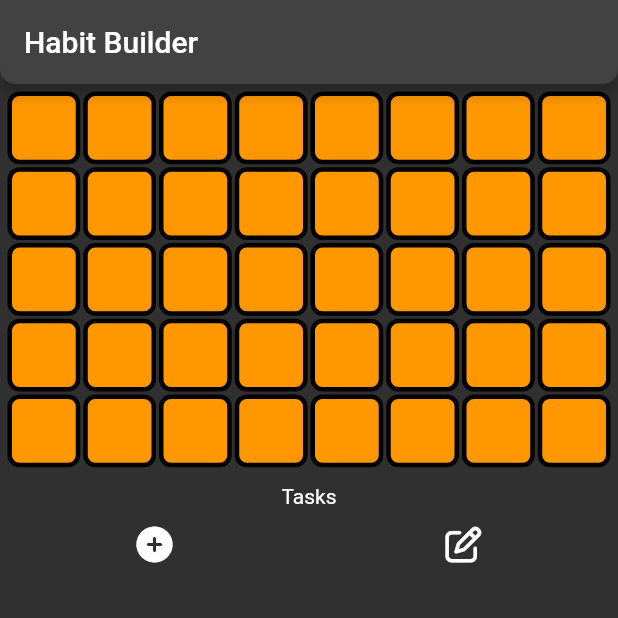
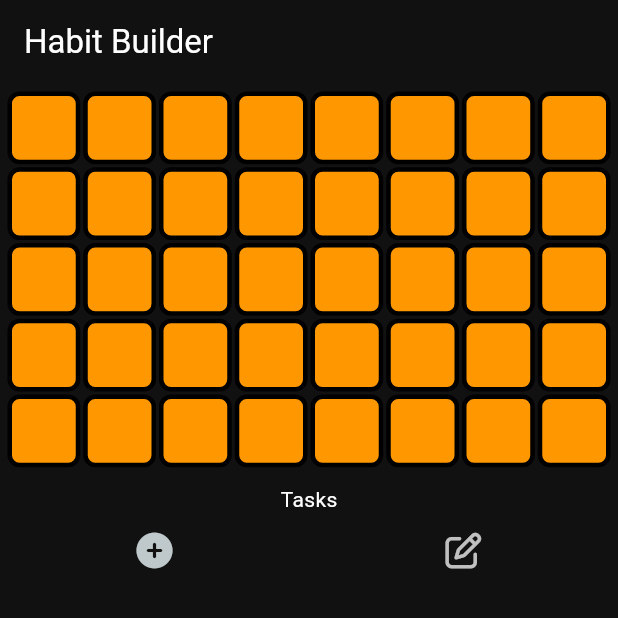
Before and after one commit to Yqzi/40-days, a Flutter app: the screen it shows after launch, on a phone screen of 412 x 824 dp, the top half of it. Run offline on Flutter 3.47's test engine with Material 2 defaults, Android fonts, the phone set to English and light mode, and no system bars; our stand-ins replace flex_color_scheme, flutter_local_notifications, font_awesome_flutter, permission_handler, shared_preferences, sqflite and 1 more; accounts and stored records are empty.

```diff
--- a/lib/main.dart
+++ b/lib/main.dart
@@ -1,3 +1,4 @@
+import 'package:flex_color_scheme/flex_color_scheme.dart';
 import 'package:timezone/data/latest.dart' as tz;
 import 'package:font_awesome_flutter/font_awesome_flutter.dart';
 import 'package:permission_handler/permission_handler.dart';
@@ -27,7 +28,21 @@ void main() async {
   runApp(
     MaterialApp(
       home: const Home(),
-      darkTheme: ThemeData(brightness: Brightness.dark),
+      darkTheme: FlexThemeData.dark(
+        scheme: FlexScheme.blue,
+        surfaceMode: FlexSurfaceMode.levelSurfacesLowScaffold,
+        blendLevel: 13,
+        subThemesData: const FlexSubThemesData(
+          blendOnLevel: 20,
+          useTextTheme: true,
+          useM2StyleDividerInM3: true,
+          alignedDropdown: true,
+          useInputDecoratorThemeInDialogs: true,
+        ),
+        visualDensity: FlexColorScheme.comfortablePlatformDensity,
+        useMaterial3: true,
+        swapLegacyOnMaterial3: true,
+      ),
       themeMode: ThemeMode.dark,
     ),
   );
@@ -606,7 +621,7 @@ class _HomeState extends State<Home> with WidgetsBindingObserver {
             child: Column(
               children: [
                 Title(
-                  color: Colors.white,
+                  color: Theme.of(context).colorScheme.onBackground,
                   child: const Text('Tasks'),
                 ),
                 if (boxes.firstOrNull?.isComplete == false ||
@@ -636,8 +651,9 @@ class _HomeState extends State<Home> with WidgetsBindingObserver {
                         },
                         icon: Icon(
                           FontAwesomeIcons.penToSquare,
-                          color:
-                              (edit) ? const Color(0xFFFFE082) : Colors.white,
+                          color: (edit)
+                              ? const Color(0xFFFFE082)
+                              : Theme.of(context).colorScheme.secondary,
                         ),
                       )
                     ],
@@ -681,9 +697,11 @@ class _HomeState extends State<Home> with WidgetsBindingObserver {
                                           },
                                         );
                                       },
-                                      icon: const Icon(
+                                      icon: Icon(
                                         FontAwesomeIcons.circleMinus,
-                                        color: Colors.red,
+                                        color: Theme.of(context)
+                                            .colorScheme
+                                            .errorContainer,
                                         size: 20,
                                       ),
                                     ),
--- a/pubspec.yaml
+++ b/pubspec.yaml
@@ -42,6 +42,8 @@ dependencies:
   flutter_local_notifications: ^16.1.0
   timezone: ^0.9.2
   permission_handler: ^11.0.1
+  flex_color_scheme: ^7.3.1
+  flutter_animate: ^4.2.0+1
 
 dev_dependencies:
   flutter_test:
```
Also changed, not shown: pubspec.lock.
